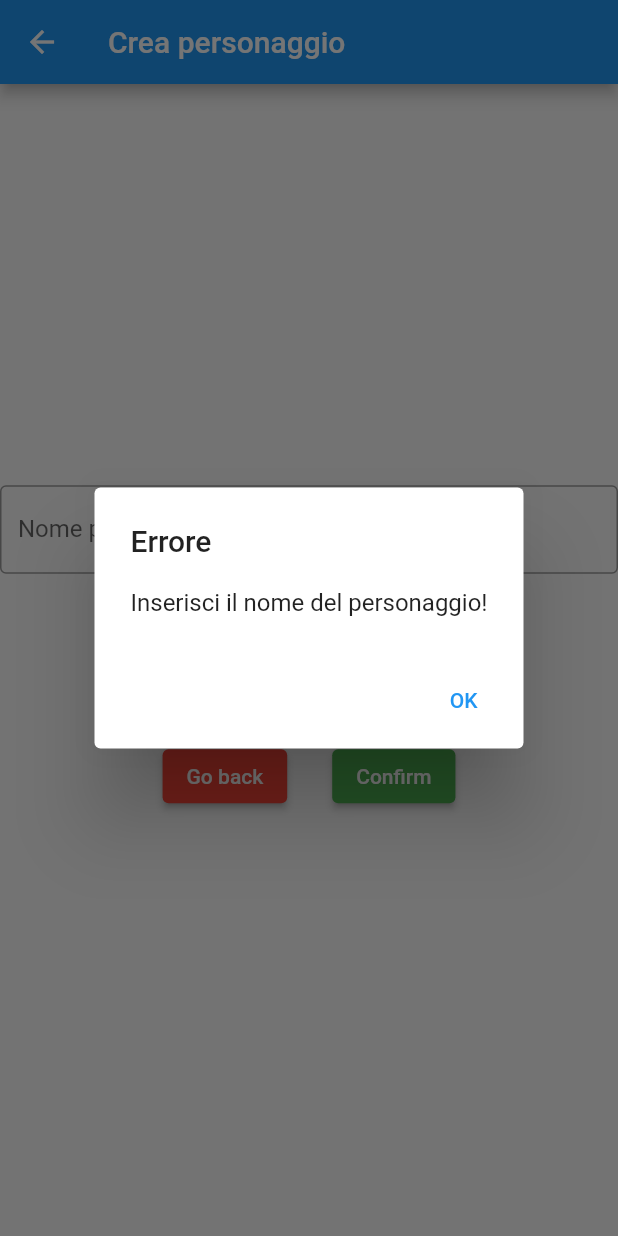
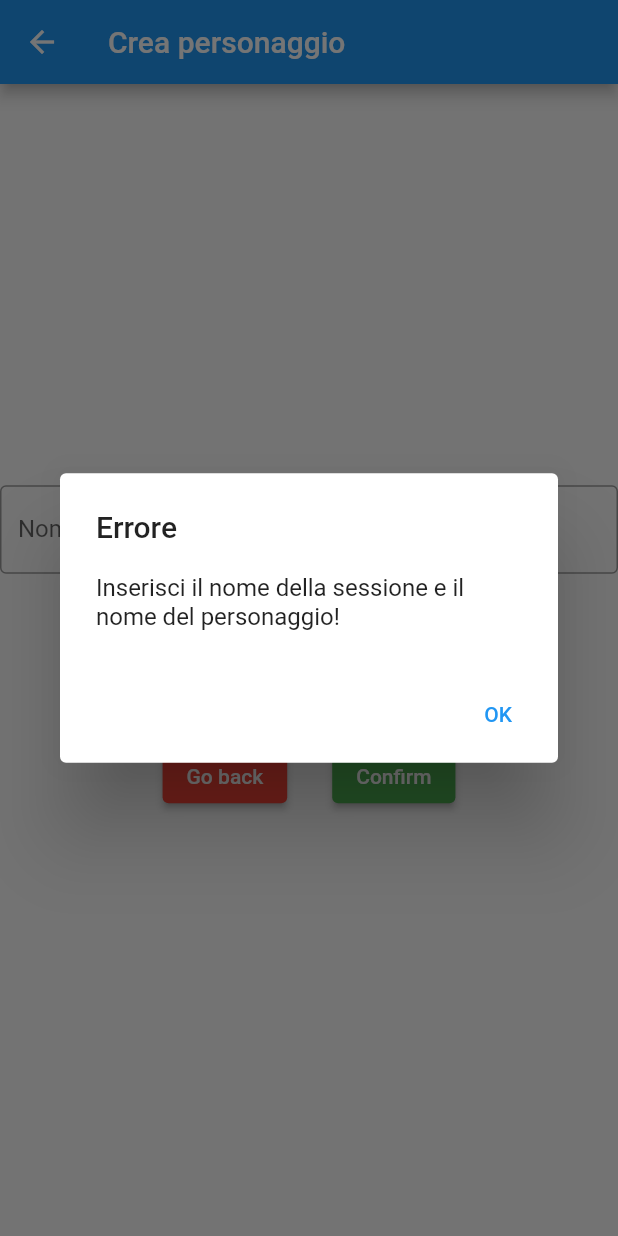
Before and after one commit to MattPy03/game_kidmo, a Flutter app: the SecondRoute screen opened directly with empty values, after a tap on "Confirm", on a phone screen of 412 x 824 dp. Run offline on Flutter 3.47's test engine with Material 2 defaults, Android fonts, the phone set to English and light mode, and no system bars; our stand-ins replace sqflite; accounts and stored records are empty.

Commit message:
fix popup bug

```diff
--- a/lib/main.dart
+++ b/lib/main.dart
@@ -263,7 +263,8 @@ class _SecondRouteState extends State<SecondRoute> {
     // set up the AlertDialog
     AlertDialog alert = AlertDialog(
       title: Text("Errore"),
-      content: Text("Inserisci il nome del personaggio!"),
+      content:
+          Text("Inserisci il nome della sessione e il nome del personaggio!"),
       actions: [
         TextButton(
           child: Text("OK"),
@@ -366,7 +367,7 @@ class _SecondRouteState extends State<SecondRoute> {
                           "specializationID": 0,
                           "professionID": 0
                         });
-                        Navigator.push(
+                        Navigator.pushReplacement(
                             context,
                             MaterialPageRoute(
                                 builder: (context) =>
@@ -414,8 +415,9 @@ class _ThirdRouteState extends State<ThirdRoute> {
                 ListTile(
                   title: Text('Torna alla home'),
                   onTap: () {
-                    Navigator.pushReplacement(context,
-                        MaterialPageRoute(builder: (context) => MyApp()));
+                    // Navigator.pushReplacement(context,
+                    //     MaterialPageRoute(builder: (context) => MyApp()));
+                    Navigator.of(context).popUntil((route) => route.isFirst);
                   },
                 ),
               ],
```
